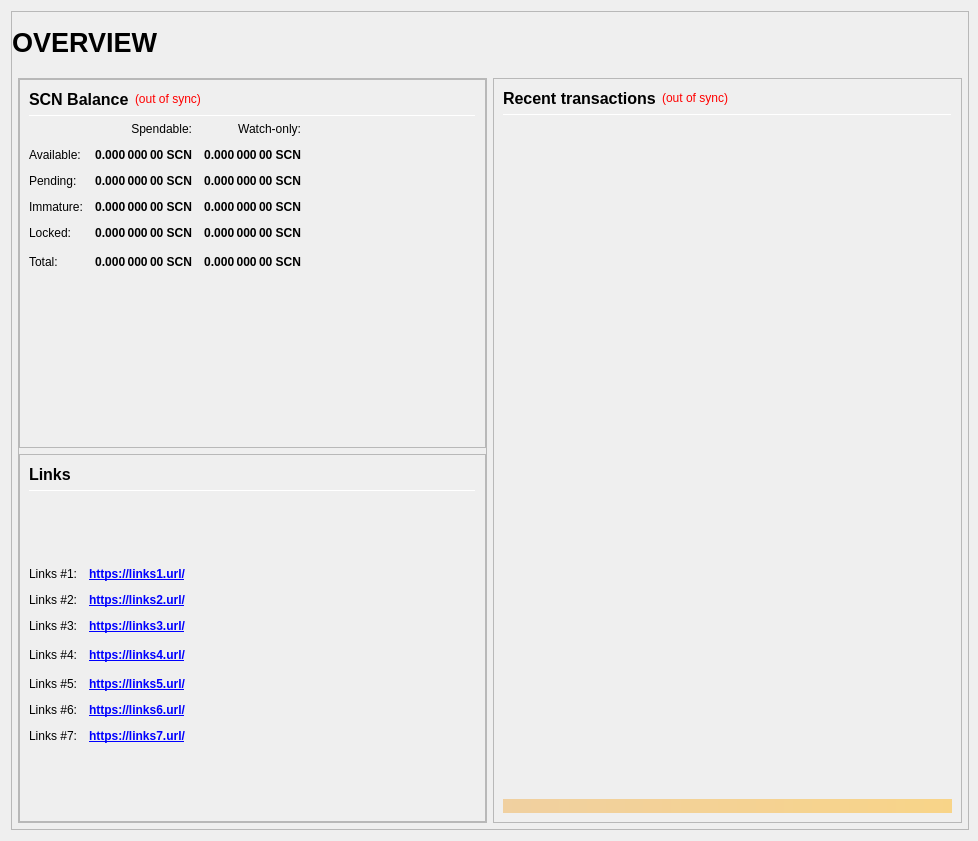
Old version of the form src/qt/forms/overviewpage.ui in the repository securecloudnet/SecureCloud.
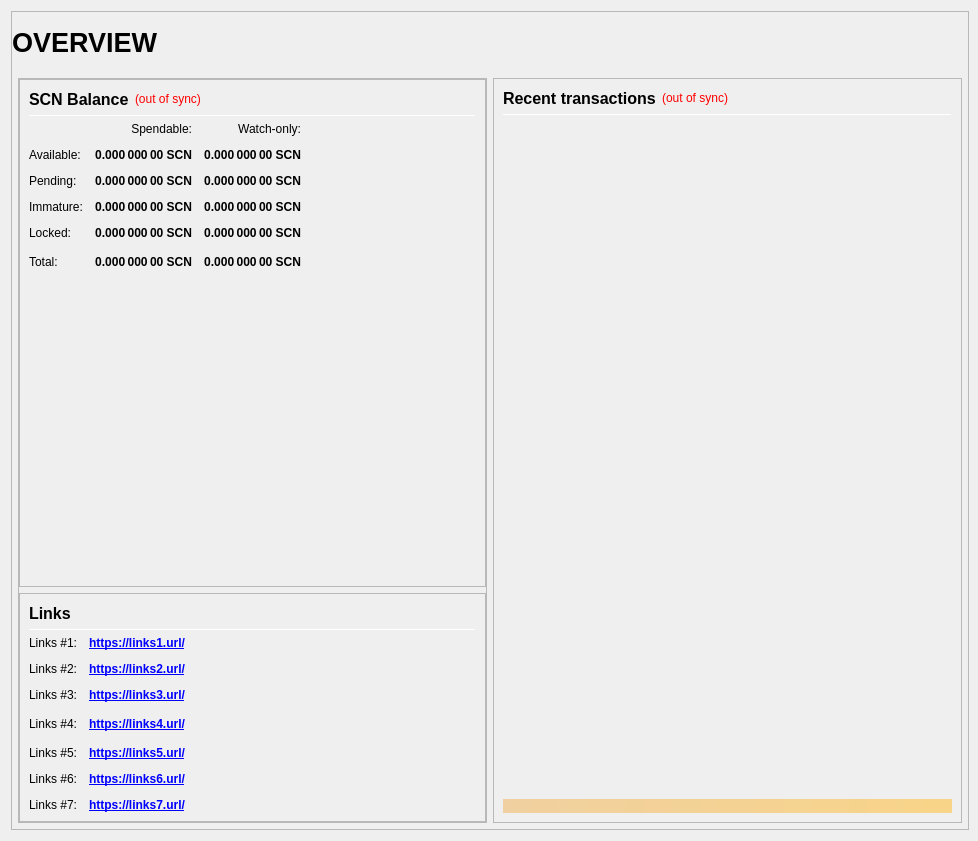
New version of the form.

Commit message: Fix links panel

What changed in the file:
```diff
--- a/src/qt/forms/overviewpage.ui
+++ b/src/qt/forms/overviewpage.ui
@@ -709,22 +709,6 @@
                        </property>
                       </widget>
                      </item>
-                     <item>
-                      <spacer name="verticalSpacer_2">
-                       <property name="orientation">
-                        <enum>Qt::Vertical</enum>
-                       </property>
-                       <property name="sizeType">
-                        <enum>QSizePolicy::Expanding</enum>
-                       </property>
-                       <property name="sizeHint" stdset="0">
-                        <size>
-                         <width>20</width>
-                         <height>40</height>
-                        </size>
-                       </property>
-                      </spacer>
-                     </item>
                      <item>
                       <layout class="QGridLayout" name="gridLayout_Links">
                        <property name="spacing">
@@ -930,19 +914,6 @@
                        </item>
                       </layout>
                      </item>
-                     <item>
-                      <spacer name="verticalSpacer_3">
-                       <property name="orientation">
-                        <enum>Qt::Vertical</enum>
-                       </property>
-                       <property name="sizeHint" stdset="0">
-                        <size>
-                         <width>20</width>
-                         <height>40</height>
-                        </size>
-                       </property>
-                      </spacer>
-                     </item>
                     </layout>
                    </widget>
                   </item>
```
Left out of the diff: 2 changed lines with no effect on the pictures.
